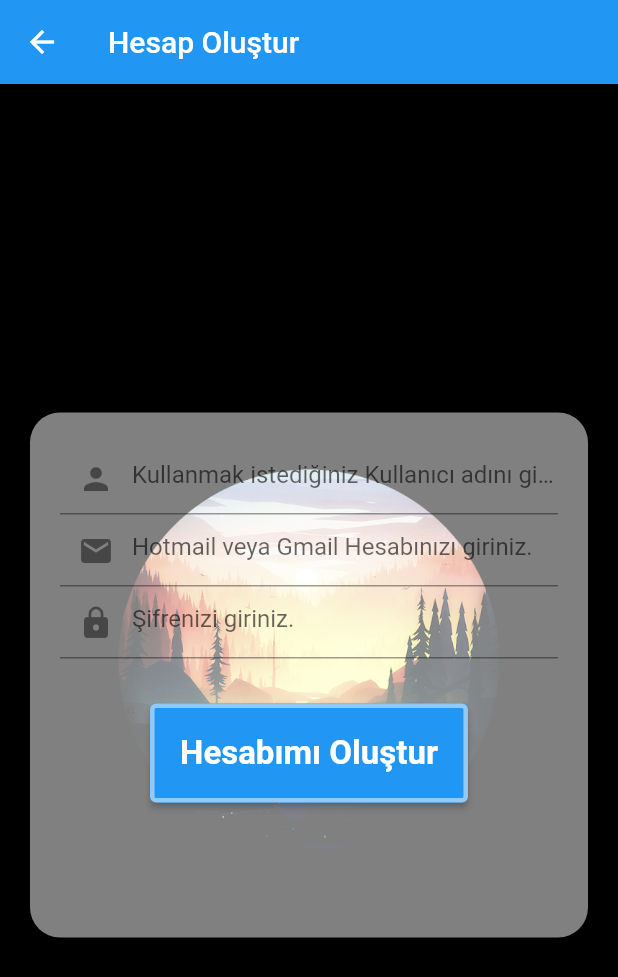
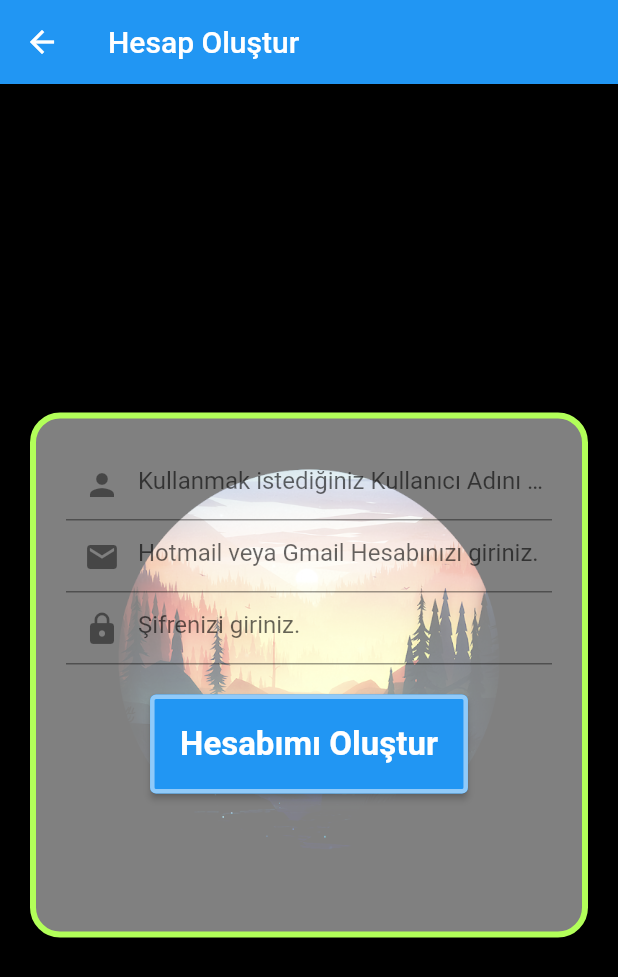
Before and after one commit to Beratini6910/LGS_JR_v2, a Flutter app: the HesapOlustur screen opened directly, on a phone screen of 412 x 824 dp. Shown: the top 977 px of the screen. Run offline on Flutter 3.47's test engine with Material 2 defaults, Android fonts, the phone set to English and light mode, and no system bars; our stand-ins replace animated_splash_screen, cloud_firestore, firebase_auth, firebase_core, firebase_database and 1 more; missing offline and left inert: cloud_firestore_web, dart:ffi, firebase_auth_web, firebase_core_web; accounts and stored records are empty.

Commit message:
Changes have been made to improve the User Experience.

```diff
--- a/lib/hesapIslemleri/hesap_olustur.dart
+++ b/lib/hesapIslemleri/hesap_olustur.dart
@@ -67,6 +67,10 @@ class _HesapOlusturState extends State<HesapOlustur> {
                     width: double.infinity,
                     height: 350,
                     decoration: BoxDecoration(
+                      border: Border.all(
+                        width: 4.0,
+                        color: Colors.lightGreenAccent
+                      ),
                         color: Colors.white.withOpacity(0.5),
                         borderRadius: BorderRadius.circular(20)),
                     child: SingleChildScrollView(
@@ -74,7 +78,7 @@ class _HesapOlusturState extends State<HesapOlustur> {
                         children: [
                           TextFormField(
                             decoration: InputDecoration(
-                              hintText: "Kullanmak istediğiniz Kullanıcı adını giriniz.",
+                              hintText: "Kullanmak istediğiniz Kullanıcı Adını giriniz.",
                               prefixIcon: Icon(Icons.person),
                             ),
                             validator: (GirilenDeger) {
@@ -121,7 +125,7 @@ class _HesapOlusturState extends State<HesapOlustur> {
                             },
                             onSaved: (GirilenDeger) => sifre = GirilenDeger,
                           ),
-                          SizedBox(height: 30),
+                          SizedBox(height: 20),
                           ElevatedButton(
                               style: ElevatedButton.styleFrom(
                                   side: BorderSide(
```
